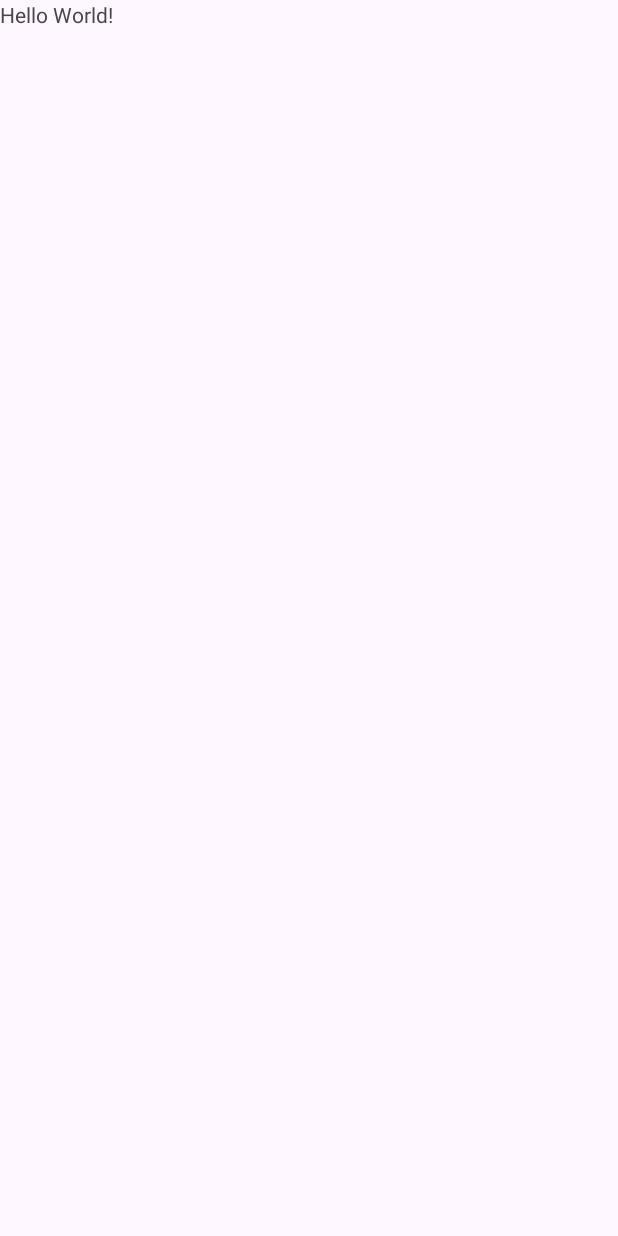
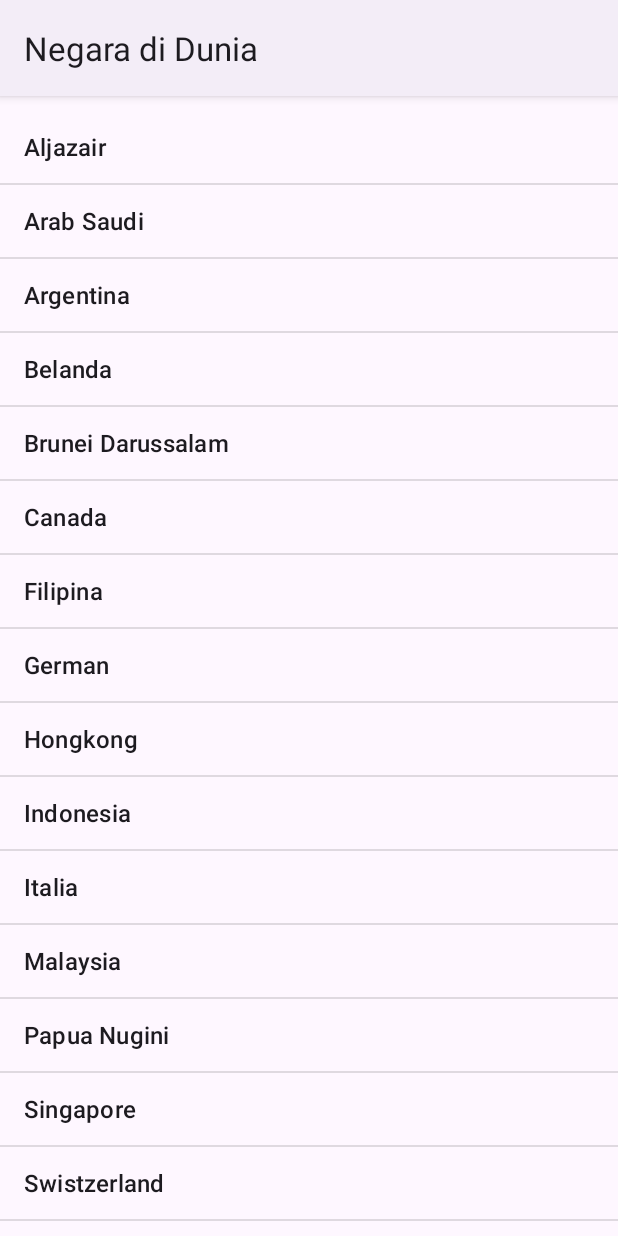
Before and after one commit to ihsanzakyf/VSGA-2024, an Android app: the screen it shows after launch (MainActivity), on a phone screen of 412 x 824 dp. Before the commit the screen is almost empty. Run offline under Robolectric (Android 15) with nearby library versions, the phone set to English and light mode, and no system bars.

Commit message:
List View

```diff
--- a/app/src/main/java/com/ihsan/vsga2024/MainActivity.java
+++ b/app/src/main/java/com/ihsan/vsga2024/MainActivity.java
@@ -1,6 +1,9 @@
 package com.ihsan.vsga2024;
 
 import android.os.Bundle;
+import android.widget.ArrayAdapter;
+import android.widget.ListView;
+import android.widget.Toast;
 
 import androidx.activity.EdgeToEdge;
 import androidx.appcompat.app.AppCompatActivity;
@@ -8,7 +11,31 @@ import androidx.core.graphics.Insets;
 import androidx.core.view.ViewCompat;
 import androidx.core.view.WindowInsetsCompat;
 
+import java.util.Arrays;
+
 public class MainActivity extends AppCompatActivity {
+
+    ListView listView;
+    String[] nama = new String[] {
+            "Indonesia",
+            "Malaysia",
+            "Singapore",
+            "Thailand",
+            "Filipina",
+            "Brunei Darussalam",
+            "Timor Leste",
+            "Vietnam",
+            "Papua Nugini",
+            "Belanda",
+            "Canada",
+            "Argentina",
+            "Arab Saudi",
+            "Italia",
+            "Aljazair",
+            "Swistzerland",
+            "German",
+            "Hongkong",
+    };
 
     @Override
     protected void onCreate(Bundle savedInstanceState) {
@@ -20,5 +47,23 @@ public class MainActivity extends AppCompatActivity {
             v.setPadding(systemBars.left, systemBars.top, systemBars.right, systemBars.bottom);
             return insets;
         });
+
+        Arrays.sort(nama);
+
+        listView = findViewById(R.id.listView);
+        ArrayAdapter<String> adapter = new ArrayAdapter<>(
+                this,
+                android.R.layout.simple_list_item_1,
+                android.R.id.text1,
+                nama);
+        listView.setAdapter(adapter);
+
+        listView.setOnItemClickListener((adapterView, view, position, id) -> {
+            Toast.makeText(MainActivity.this,
+                    "Anda memilih " + nama[position],
+                            Toast.LENGTH_LONG)
+                    .show();
+        });
+
     }
 }
--- a/app/src/main/res/layout/activity_main.xml
+++ b/app/src/main/res/layout/activity_main.xml
@@ -5,11 +5,12 @@
     android:id="@+id/main"
     android:layout_width="match_parent"
     android:layout_height="match_parent"
+    android:layout_marginTop="10dp"
     tools:context=".MainActivity">
 
-    <TextView
-        android:layout_width="wrap_content"
-        android:layout_height="wrap_content"
-        android:text="Hello World!" />
+    <ListView
+        android:id="@+id/listView"
+        android:layout_width="match_parent"
+        android:layout_height="match_parent" />
 
 </LinearLayout>
--- a/app/src/main/res/values/strings.xml
+++ b/app/src/main/res/values/strings.xml
@@ -1,3 +1,3 @@
 <resources>
-    <string name="app_name">VSGA 2024</string>
+    <string name="app_name">Negara di Dunia</string>
 </resources>
--- a/app/src/main/res/values/themes.xml
+++ b/app/src/main/res/values/themes.xml
@@ -1,6 +1,6 @@
 <resources xmlns:tools="http://schemas.android.com/tools">
     <!-- Base application theme. -->
-    <style name="Base.Theme.VSGA2024" parent="Theme.Material3.DayNight.NoActionBar">
+    <style name="Base.Theme.VSGA2024" parent="Theme.Material3.DayNight">
         <!-- Customize your light theme here. -->
         <!-- <item name="colorPrimary">@color/my_light_primary</item> -->
     </style>
```
